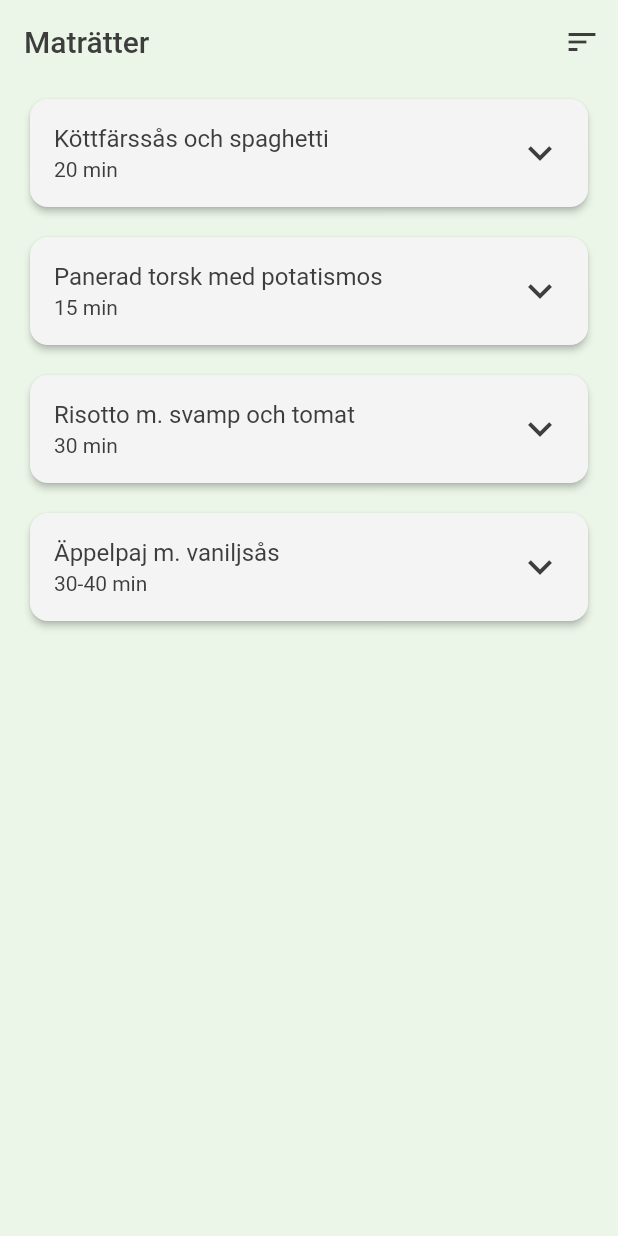
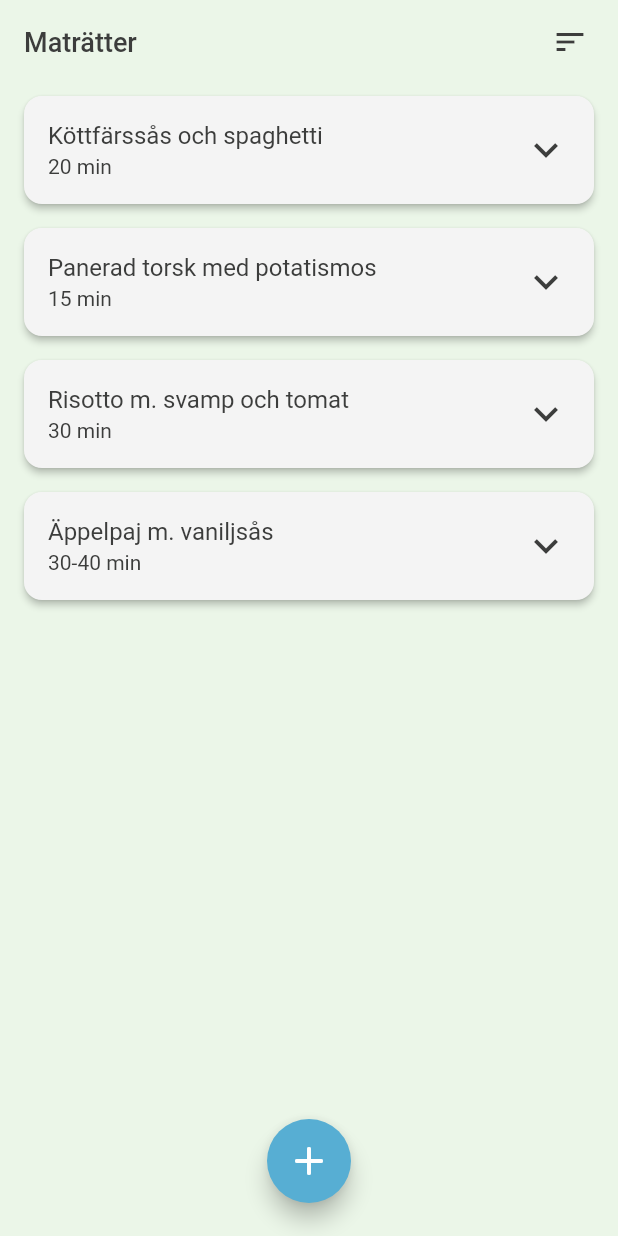
Before and after one commit to gustavAlbrekts0n/matapp, a Flutter app: the screen it shows after launch, on a phone screen of 412 x 824 dp. Run offline on Flutter 3.47's test engine with Material 2 defaults, Android fonts, the phone set to English and light mode, and no system bars; Roboto replaces fonts that are missing (Roboto-Bold).

Commit message:
Added "add" (haha!) button on home page

```diff
--- a/lib/pages/home.dart
+++ b/lib/pages/home.dart
@@ -14,6 +14,8 @@ class _HomeState extends State<Home> {
   final colorGray = Color.fromRGBO(60, 61, 60, 1.0);
   final colorBlue = Color.fromRGBO(87, 174, 211, 1.0);
 
+  final cardMargin = 8.0;
+
   List<Dish> dishes = [
     Dish(name: "Köttfärssås och spaghetti", time: "20 min"),
     Dish(name: "Panerad torsk med potatismos", time: "15 min"),
@@ -28,18 +30,23 @@ class _HomeState extends State<Home> {
       appBar: AppBar(
         backgroundColor: Colors.transparent,
         elevation: 0,
+        titleSpacing: cardMargin * 2,
         title: Text(
           "Maträtter",
           style: TextStyle(
             color: colorGray,
             fontFamily: "Roboto-Bold",
+            fontSize: 18.0,
           ),
         ),
         actions: [
-          IconButton(
-            onPressed: () {},
-            icon: Icon(Icons.sort),
-            color: colorGray,
+          Padding(
+            padding: EdgeInsets.fromLTRB(0, 0, cardMargin, 0),
+            child: IconButton(
+              onPressed: () {},
+              icon: Icon(Icons.sort),
+              color: colorGray,
+            ),
           ),
         ],
       ),
@@ -48,7 +55,7 @@ class _HomeState extends State<Home> {
         itemBuilder: (context, index) {
         return Card(
           color: colorWhite,
-          margin: EdgeInsets.fromLTRB(20, 10, 20, 10),
+          margin: EdgeInsets.fromLTRB(cardMargin * 2, cardMargin, cardMargin * 2, cardMargin),
           elevation: 2.0,
           shape: RoundedRectangleBorder(
             borderRadius: BorderRadius.all(Radius.circular(12)),
@@ -79,6 +86,22 @@ class _HomeState extends State<Home> {
           ),
         );
       }),
+      bottomNavigationBar: BottomAppBar(
+        color: Colors.transparent,
+        elevation: 0.0,
+        child: Container(height: 50.0,),
+      ),
+      floatingActionButton: FloatingActionButton(
+        backgroundColor: colorBlue,
+        onPressed: () {
+          Navigator.pushNamed(context, "/add");
+        },
+        child: const Icon(
+          Icons.add_rounded,
+          size: 32.0,
+        ),
+      ),
+      floatingActionButtonLocation: FloatingActionButtonLocation.centerDocked,
     );
   }
 }
```
